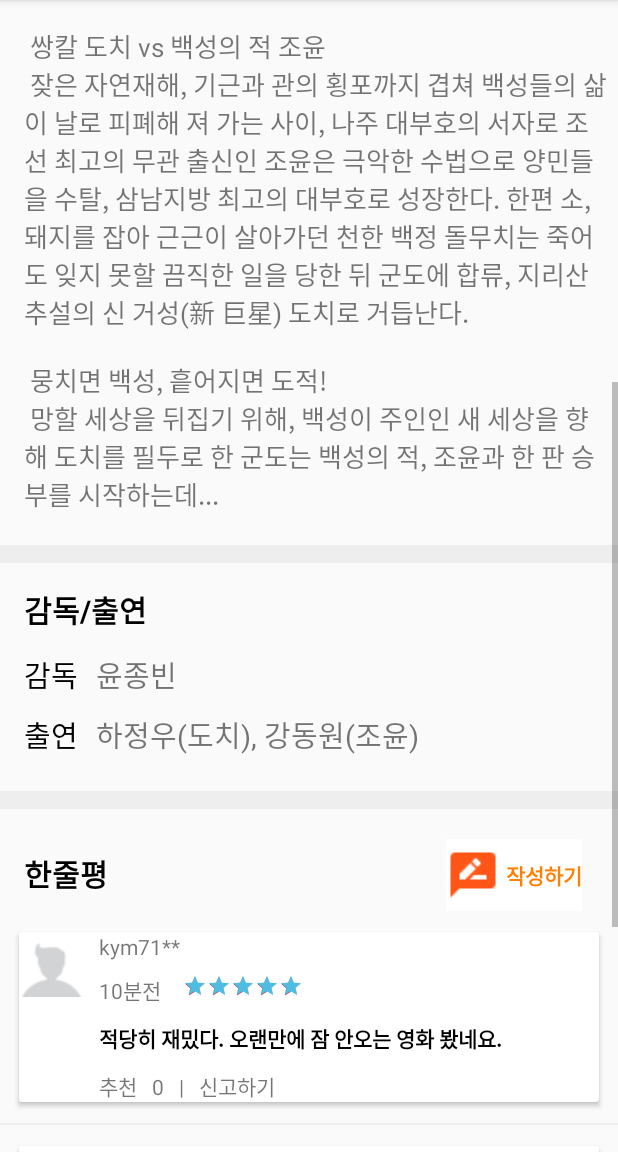
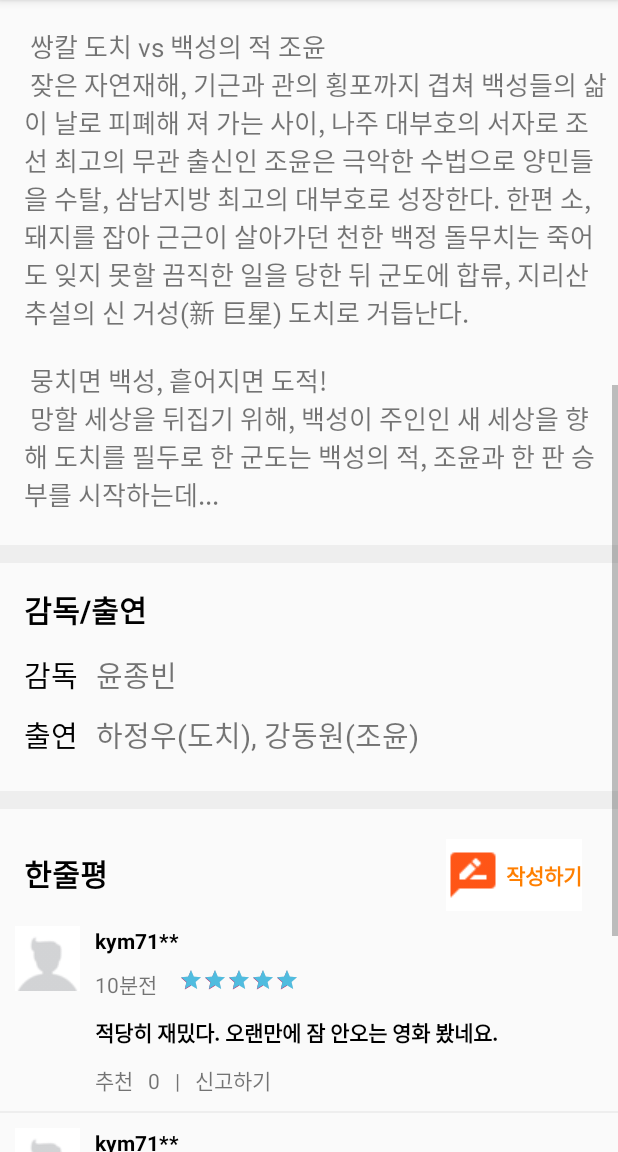
Before and after one commit to DahamLeee/Movie, an Android app: the screen it shows after launch (MainActivity), scrolled down 537 dp, on a phone screen of 412 x 824 dp, the part 84-1236 px from its top. Run offline under Robolectric (Android 15) with nearby library versions, the phone set to English and light mode, and no system bars.

Commit message:
proj2 Ver-final

```diff
--- /dev/null
+++ b/proj2/app/src/main/res/drawable/hate.xml
@@ -0,0 +1,5 @@
+<?xml version="1.0" encoding="utf-8"?>
+<selector xmlns:android="http://schemas.android.com/apk/res/android">
+    <item android:state_selected="true" android:drawable="@drawable/ic_thumb_down_selected" />
+    <item android:state_selected="false" android:drawable="@drawable/ic_thumb_down" />
+</selector>
--- /dev/null
+++ b/proj2/app/src/main/res/drawable/like.xml
@@ -0,0 +1,5 @@
+<?xml version="1.0" encoding="utf-8"?>
+<selector xmlns:android="http://schemas.android.com/apk/res/android">
+    <item android:state_selected="true" android:drawable="@drawable/ic_thumb_up_selected" />
+    <item android:state_selected="false" android:drawable="@drawable/ic_thumb_up" />
+</selector>
--- a/proj2/app/src/main/res/layout/activity_main.xml
+++ b/proj2/app/src/main/res/layout/activity_main.xml
@@ -23,7 +23,7 @@
                 android:background="#4169e1">
 
                 <TextView
-                    android:id="@+id/hateNumber"
+                    android:id="@+id/hateCount"
                     android:layout_width="24dp"
                     android:layout_height="25dp"
                     android:layout_marginStart="300dp"
@@ -91,7 +91,7 @@
                     app:layout_constraintTop_toTopOf="parent" />
 
                 <TextView
-                    android:id="@+id/likeNumber"
+                    android:id="@+id/likeCount"
                     android:layout_width="24dp"
                     android:layout_height="25dp"
                     android:layout_marginStart="220dp"
@@ -107,23 +107,24 @@
                     android:id="@+id/like"
                     android:layout_width="wrap_content"
                     android:layout_height="wrap_content"
-                    android:layout_marginStart="180dp"
-                    android:layout_marginTop="188dp"
-                    android:backgroundTint="#4169e1"
-                    app:layout_constraintStart_toStartOf="parent"
-                    app:layout_constraintTop_toTopOf="parent"
-                    app:srcCompat="@drawable/ic_thumb_up" />
+                    android:layout_marginEnd="200dp"
+                    android:layout_marginBottom="48dp"
+                    android:background="#4169e1"
+                    app:layout_constraintBottom_toBottomOf="parent"
+                    app:layout_constraintEnd_toEndOf="parent"
+                    app:srcCompat="@drawable/like" />
 
                 <ImageButton
                     android:id="@+id/hate"
                     android:layout_width="wrap_content"
                     android:layout_height="wrap_content"
-                    android:layout_marginStart="252dp"
-                    android:layout_marginTop="188dp"
-                    android:backgroundTint="#4169e1"
-                    app:layout_constraintStart_toStartOf="parent"
-                    app:layout_constraintTop_toTopOf="parent"
-                    app:srcCompat="@drawable/ic_thumb_down" />
+                    android:layout_marginEnd="116dp"
+                    android:layout_marginBottom="48dp"
+                    android:background="#4169e1"
+                    app:layout_constraintBottom_toBottomOf="parent"
+                    app:layout_constraintEnd_toEndOf="parent"
+                    app:srcCompat="@drawable/hate" />
+
             </android.support.constraint.ConstraintLayout>
 
             <LinearLayout
@@ -382,7 +383,8 @@
                 <android.support.v7.widget.RecyclerView
                     android:id="@+id/recyclerView"
                     android:layout_width="match_parent"
-                    android:layout_height="match_parent" />
+                    android:layout_height="match_parent"
+                    />
             </LinearLayout>
 
             <android.support.constraint.ConstraintLayout
--- a/proj2/app/src/main/res/layout/review_item.xml
+++ b/proj2/app/src/main/res/layout/review_item.xml
@@ -6,17 +6,10 @@
     android:layout_width="match_parent"
     android:layout_height="wrap_content">
 
-    <android.support.v7.widget.CardView
-        android:layout_width="match_parent"
-        android:layout_height="wrap_content"
-        android:layout_margin = "10dp"
-        app:cardBackgroundColor="#ffffffff"
-        app:cardUseCompatPadding="true"
-        >
-
     <LinearLayout
         android:layout_width="match_parent"
         android:layout_height="wrap_content"
+        android:layout_margin="10dp"
         android:orientation="horizontal">
 
         <ImageView
@@ -35,6 +28,8 @@
                 android:layout_width="wrap_content"
                 android:layout_height="wrap_content"
                 android:text="ID"
+                android:textStyle="bold"
+                android:textColor="#000000"
                 app:layout_constraintStart_toStartOf="parent"
                 app:layout_constraintTop_toTopOf="parent" />
 
@@ -84,7 +79,6 @@
         </android.support.constraint.ConstraintLayout>
 
     </LinearLayout>
-    </android.support.v7.widget.CardView>
     <View
         android:layout_width="match_parent"
         android:layout_height="1dp"
```
Also changed, not shown: proj2/app/src/main/java/com/example/proj2/MainActivity.java (+74 -8 lines), proj2/app/src/main/res/layout/layout.xml (deleted, +0 -111 lines), proj2/app/src/main/res/layout/layout2.xml (deleted, +0 -124 lines). Lines whose indentation alone changed are shown as unchanged.
